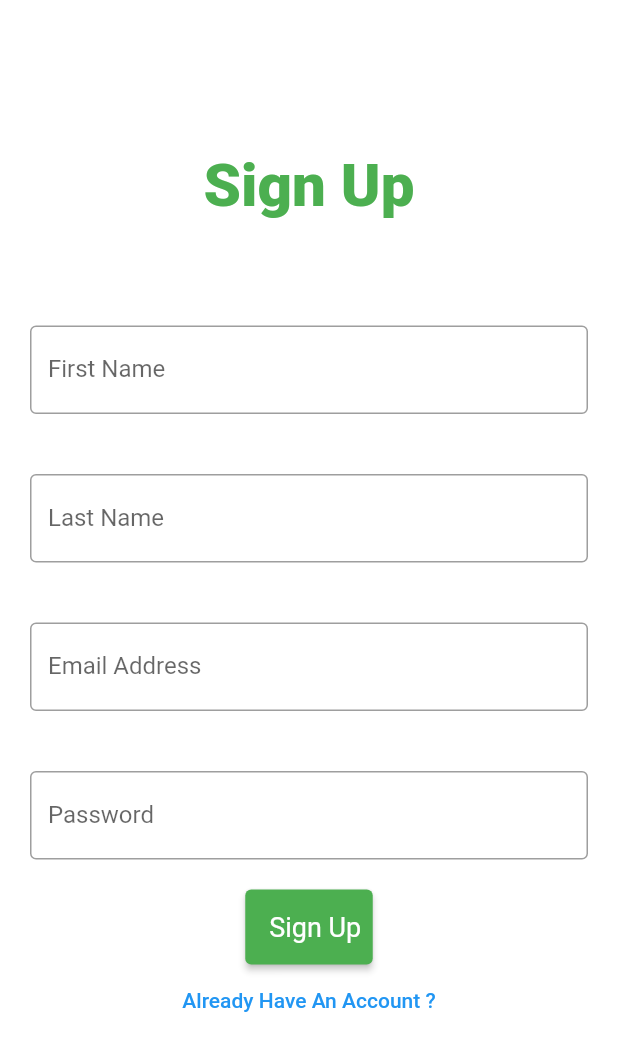
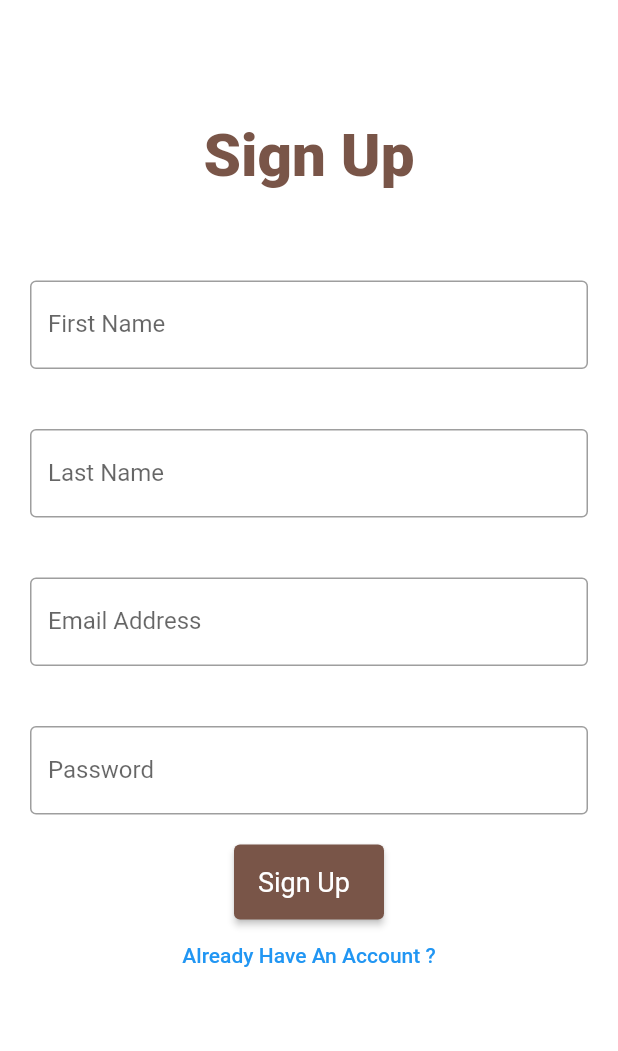
Before and after one commit to Ibrahiim-Ahmed/Ijtimai-Qurbani-App, a Flutter app: the screen it shows after launch, after a tap on "Masjid", on a phone screen of 412 x 824 dp. Shown: the top 1051 px of the screen. Run offline on Flutter 3.47's test engine with Material 2 defaults, Android fonts, the light colour scheme and no system bars.

Commit message:
Color Theme Updated

```diff
--- a/lib/pages/login.dart
+++ b/lib/pages/login.dart
@@ -49,7 +49,7 @@ class _LoginState extends State<Login> {
               "Log In",
               style: TextStyle(
                 fontSize: 40,
-                color: Colors.green,
+                color: Colors.brown,
                 fontWeight: FontWeight.w800,
               ),
             ),
@@ -113,7 +113,7 @@ class _LoginState extends State<Login> {
                 ],
               ),
               style: ElevatedButton.styleFrom(
-                  backgroundColor: Colors.green,
+                  backgroundColor: Colors.brown,
                   foregroundColor: Colors.white,
                   fixedSize: Size(85, 50),
                   textStyle: TextStyle(fontSize: 18)),
--- a/lib/pages/registerScreen.dart
+++ b/lib/pages/registerScreen.dart
@@ -41,7 +41,7 @@ class RegisterScreen extends StatelessWidget {
               },
               style: ElevatedButton.styleFrom(
                   backgroundColor: Colors.white,
-                  foregroundColor: Colors.green,
+                  foregroundColor: Colors.brown,
                   fixedSize: const Size(130, 40),
                   textStyle: const TextStyle(fontSize: 18)),
               child: Row(
@@ -67,7 +67,7 @@ class RegisterScreen extends StatelessWidget {
               },
               style: ElevatedButton.styleFrom(
                   backgroundColor: Colors.white,
-                  foregroundColor: Colors.green,
+                  foregroundColor: Colors.brown,
                   fixedSize: const Size(130, 40),
                   textStyle: const TextStyle(fontSize: 18)),
               child: Row(
@@ -86,7 +86,7 @@ class RegisterScreen extends StatelessWidget {
           ],
         ),
       ),
-      backgroundColor: Colors.green,
+      backgroundColor: Colors.brown,
     );
   }
 }
--- a/lib/pages/signup.dart
+++ b/lib/pages/signup.dart
@@ -14,15 +14,15 @@ class Signup extends StatelessWidget {
             mainAxisAlignment: MainAxisAlignment.start,
             // ignore: prefer_const_literals_to_create_immutables
             children: [
-              const SizedBox(height: 100),
+              const SizedBox(height: 80),
               const Text(
                 "Sign Up",
                 style: TextStyle(
                     fontSize: 40,
-                    color: Colors.green,
+                    color: Colors.brown,
                     fontWeight: FontWeight.w800),
               ),
-              const SizedBox(height: 50),
+              const SizedBox(height: 40),
               const Padding(
                 padding: EdgeInsets.all(20),
                 child: TextField(
@@ -72,9 +72,9 @@ class Signup extends StatelessWidget {
                   ],
                 ),
                 style: ElevatedButton.styleFrom(
-                    backgroundColor: Colors.green,
+                    backgroundColor: Colors.brown,
                     foregroundColor: Colors.white,
-                    fixedSize: Size(85, 50),
+                    fixedSize: Size(100, 50),
                     textStyle: TextStyle(fontSize: 18)),
               ),
               TextButton(
--- a/lib/pages/splashScreen.dart
+++ b/lib/pages/splashScreen.dart
@@ -15,8 +15,8 @@ class _SplashState extends State<Splash> {
   void initState() {
     super.initState();
     Timer(const Duration(seconds: 2), () {
-      Navigator.pushReplacement(
-          context, MaterialPageRoute(builder: (context) => const RegisterScreen()));
+      Navigator.pushReplacement(context,
+          MaterialPageRoute(builder: (context) => const RegisterScreen()));
     });
   }
 
@@ -40,7 +40,7 @@ class _SplashState extends State<Splash> {
               style: TextStyle(
                 fontSize: 24,
                 fontWeight: FontWeight.bold,
-                color: Colors.green,
+                color: Colors.brown,
               ),
             ),
             const SizedBox(height: 250),
```
